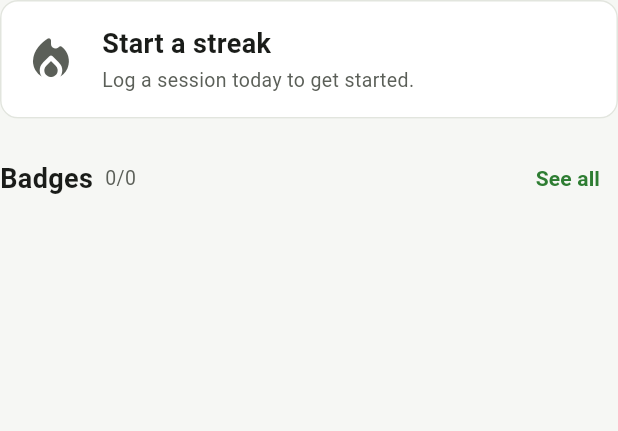
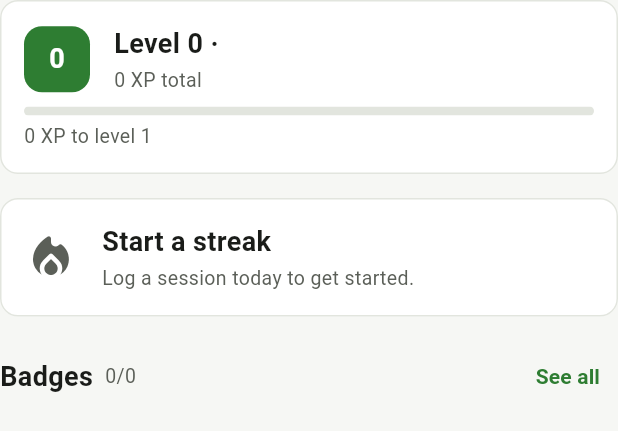
Before and after one commit to clecks666-beep/tennisnow, a Flutter app: the _Strip widget shown alone on an empty page, opened directly with empty values, on a phone screen of 412 x 824 dp. Shown: the top 431 px of the screen. Run offline on Flutter 3.47's test engine with Material 3 defaults, Android fonts, the phone set to English and light mode, and no system bars; our stand-ins replace drift, drift_flutter, flutter_riverpod, go_router, shared_preferences; accounts and stored records are empty; generated files the repository leaves out were written again.

Commit message:
Make the app gamification-ready: Skill model + XP/Level foundation
Lay the gamification spine per CLAUDE.md ★ / ADR-007 and wire it into the
existing app, with no migration and no new persistence (derived-not-stored).

- shared/domain/skill: canonical Tennis Skill Model (Skill, SkillCategory,
  SkillCatalog) — pure, stable ids, the shared vocabulary for future features
- shared/domain/progression: pure, DETERMINISTIC XP + Player level
  (XpRules.totalXp, PlayerLevel.forXp) — server-recomputable (community-ready)
- core/constants/game_balance.dart: all balancing in one place (XP awards,
  level curve, titles)
- gamification: GamificationSnapshot now carries level/XP (computed from the
  aggregates it already reads); GamificationStrip shows a Level/XP card — the
  start of the Player Profile
- Tests for XP/level + skill catalog; memory.md documents the foundation

```diff
--- a/lib/features/gamification/data/drift_gamification_repository.dart
+++ b/lib/features/gamification/data/drift_gamification_repository.dart
@@ -1,5 +1,7 @@
 import '../../../core/utils/combine_latest.dart';
 import '../../../shared/data/app_database.dart';
+import '../../../shared/domain/progression/player_level.dart';
+import '../../../shared/domain/progression/xp_rules.dart';
 import '../domain/badge_catalog.dart';
 import '../domain/gamification_repository.dart';
 import '../domain/gamification_snapshot.dart';
@@ -32,7 +34,14 @@ class DriftGamificationRepository implements GamificationRepository {
           matches: agg.matchCount,
           wins: agg.winCount,
         );
+        // Deterministic, re-derivable XP/level from cumulative facts (ADR-007).
+        final xp = XpRules.totalXp(
+          sessions: agg.total,
+          matches: agg.matchCount,
+          wins: agg.winCount,
+        );
         return GamificationSnapshot(
+          level: PlayerLevel.forXp(xp),
           streak: streak,
           achievements: BadgeCatalog.evaluate(inputs),
         );
--- a/lib/features/gamification/domain/gamification_snapshot.dart
+++ b/lib/features/gamification/domain/gamification_snapshot.dart
@@ -1,3 +1,4 @@
+import '../../../shared/domain/progression/player_level.dart';
 import 'badge.dart';
 import 'streak.dart';
 
@@ -30,15 +31,20 @@ class GamificationInputs {
   }
 }
 
-/// Everything the motivation UI needs in one immutable snapshot.
+/// Everything the motivation UI needs in one immutable snapshot — the seed of
+/// the Player Profile (★ section): level/XP + streak + badges.
 class GamificationSnapshot {
+  final PlayerLevel level;
   final Streak streak;
   final List<Achievement> achievements;
 
   const GamificationSnapshot({
+    required this.level,
     required this.streak,
     required this.achievements,
   });
+
+  int get totalXp => level.totalXp;
 
   int get earnedCount => achievements.where((a) => a.earned).length;
 
--- a/lib/features/gamification/presentation/widgets/gamification_strip.dart
+++ b/lib/features/gamification/presentation/widgets/gamification_strip.dart
@@ -41,6 +41,8 @@ class _Strip extends StatelessWidget {
     return Column(
       crossAxisAlignment: CrossAxisAlignment.stretch,
       children: [
+        _LevelCard(snapshot: snapshot),
+        const SizedBox(height: AppSpacing.md),
         StreakBanner(streak: snapshot.streak),
         const SizedBox(height: AppSpacing.md),
         Row(
@@ -70,6 +72,75 @@ class _Strip extends StatelessWidget {
           ),
         ),
       ],
+    );
+  }
+}
+
+/// The player level headline — the start of the Player Profile (★ section):
+/// level + title, XP progress to the next level.
+class _LevelCard extends StatelessWidget {
+  final GamificationSnapshot snapshot;
+
+  const _LevelCard({required this.snapshot});
+
+  @override
+  Widget build(BuildContext context) {
+    final level = snapshot.level;
+    return Card(
+      child: Padding(
+        padding: const EdgeInsets.all(AppSpacing.md),
+        child: Column(
+          crossAxisAlignment: CrossAxisAlignment.stretch,
+          children: [
+            Row(
+              children: [
+                Container(
+                  height: 44,
+                  width: 44,
+                  alignment: Alignment.center,
+                  decoration: BoxDecoration(
+                    color: AppColors.primary,
+                    borderRadius: BorderRadius.circular(AppRadii.md),
+                  ),
+                  child: Text(
+                    '${level.level}',
+                    style: AppTextStyles.titleMedium
+                        .copyWith(color: AppColors.textOnPrimary),
+                  ),
+                ),
+                const SizedBox(width: AppSpacing.md),
+                Expanded(
+                  child: Column(
+                    crossAxisAlignment: CrossAxisAlignment.start,
+                    children: [
+                      Text('Level ${level.level} · ${level.title}',
+                          style: AppTextStyles.titleMedium),
+                      const SizedBox(height: 2),
+                      Text('${level.totalXp} XP total',
+                          style: AppTextStyles.caption),
+                    ],
+                  ),
+                ),
+              ],
+            ),
+            const SizedBox(height: AppSpacing.sm),
+            ClipRRect(
+              borderRadius: BorderRadius.circular(AppRadii.pill),
+              child: LinearProgressIndicator(
+                value: level.progress,
+                minHeight: 6,
+                backgroundColor: AppColors.outline,
+                color: AppColors.primary,
+              ),
+            ),
+            const SizedBox(height: AppSpacing.xs),
+            Text(
+              '${level.xpToNextLevel} XP to level ${level.level + 1}',
+              style: AppTextStyles.caption,
+            ),
+          ],
+        ),
+      ),
     );
   }
 }
--- /dev/null
+++ b/lib/shared/domain/progression/player_level.dart
@@ -0,0 +1,60 @@
+import '../../../core/constants/game_balance.dart';
+
+/// The player's level derived from total XP. Pure value object computed by a
+/// deterministic function (★ section / ADR-007) so it is testable and
+/// server-recomputable. Never store the level as an opaque number — always
+/// re-derive it from XP via [forXp].
+class PlayerLevel {
+  final int level;
+  final String title;
+  final int totalXp;
+
+  /// XP accumulated within the current level.
+  final int xpIntoLevel;
+
+  /// XP span of the current level (XP needed to reach the next one).
+  final int xpForNextLevel;
+
+  const PlayerLevel({
+    required this.level,
+    required this.title,
+    required this.totalXp,
+    required this.xpIntoLevel,
+    required this.xpForNextLevel,
+  });
+
+  /// 0..1 progress toward the next level.
+  double get progress =>
+      xpForNextLevel == 0 ? 0 : (xpIntoLevel / xpForNextLevel).clamp(0, 1);
+
+  /// XP still needed to reach the next level.
+  int get xpToNextLevel => (xpForNextLevel - xpIntoLevel).clamp(0, xpForNextLevel);
+
+  static PlayerLevel forXp(int xp) {
+    final total = xp < 0 ? 0 : xp;
+    var level = 1;
+    var consumed = 0; // XP consumed to reach the start of `level`
+    while (true) {
+      final step =
+          GameBalance.levelBaseStep + (level - 1) * GameBalance.levelStepIncrement;
+      if (total - consumed < step) {
+        return PlayerLevel(
+          level: level,
+          title: _titleFor(level),
+          totalXp: total,
+          xpIntoLevel: total - consumed,
+          xpForNextLevel: step,
+        );
+      }
+      consumed += step;
+      level++;
+    }
+  }
+
+  static String _titleFor(int level) {
+    for (final entry in GameBalance.levelTitles) {
+      if (level >= entry.minLevel) return entry.title;
+    }
+    return GameBalance.levelTitles.last.title;
+  }
+}
--- a/memory.md.txt
+++ b/memory.md.txt
@@ -181,6 +181,26 @@ ESTABLISHED REUSABLE PATTERNS — GAMIFICATION (first built in features/gamifica
   render nothing while loading/on error (GamificationStrip uses maybeWhen→shrink) instead of a
   spinner. Only for non-critical, fast, local data — never for a screen's primary content.
 
+ESTABLISHED PATTERNS — PROGRESSION & SKILL FOUNDATION (gamification-ready, ADR-007)
+----------------------------------------------------------------------------------
+- SKILL MODEL: lib/shared/domain/skill/ — Skill, SkillCategory, SkillCatalog (canonical taxonomy, ONE
+  source of truth like BadgeCatalog). Pure, Flutter-free. Skill.id is a STABLE, community-facing key —
+  never change it once shipped. matchCraft & equipment are derived categories (not in the taggable
+  catalog). Extending the model = add to SkillCatalog AND the CLAUDE.md ★ taxonomy.
+- PROGRESSION SCORING is PURE + DETERMINISTIC (community-ready): lib/shared/domain/progression/
+  xp_rules.dart (XpRules.totalXp from cumulative facts) + player_level.dart (PlayerLevel.forXp). All
+  balancing numbers live in lib/core/constants/game_balance.dart (XP awards, level curve, titles) —
+  NEVER scatter game constants. Re-derive level from XP; never store an opaque level.
+- XP is from MONOTONIC cumulative facts (sessions, matches, wins) so it only ever goes up. Streak does
+  NOT feed XP (would make XP fluctuate by day). Completeness/skill-work bonuses join later without
+  breaking determinism. Level curve: step(L)=base100 + (L-1)*50.
+- GAMIFICATION SNAPSHOT now carries the Player Profile seed: level (PlayerLevel) + streak + badges.
+  Computed in DriftGamificationRepository from the SAME aggregates it already reads (no migration, no
+  new persistence — derived-not-stored). The GamificationStrip shows a Level/XP card on top.
+- WHY this matters: this is the gamification-ready foundation. New progression features build on these
+  pure modules (testable, server-recomputable) — do NOT invent a parallel scoring system or put scoring
+  in widgets.
+
 PERSISTENCE SPLIT — TWO STORES, DIFFERENT JOBS (since onboarding, ADR-005)
 --------------------------------------------------------------------------
 - DRIFT (lib/shared/data/app_database.dart) = domain data that is sync-ready (sessions). Carries the
```
Also changed, not shown: lib/core/constants/game_balance.dart (added, +30 -0 lines), lib/shared/domain/progression/xp_rules.dart (added, +21 -0 lines), lib/shared/domain/skill/skill.dart (added, +12 -0 lines), lib/shared/domain/skill/skill_catalog.dart (added, +54 -0 lines), lib/shared/domain/skill/skill_category.dart (added, +14 -0 lines), 2 other files.
